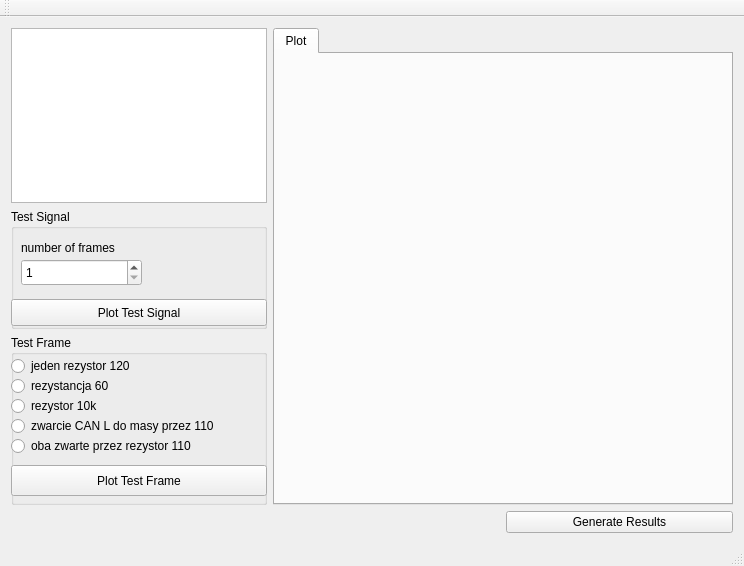
m-kalkowski/svm-multiclass-learner, file forms/mainwindow.ui: the form before one commit.
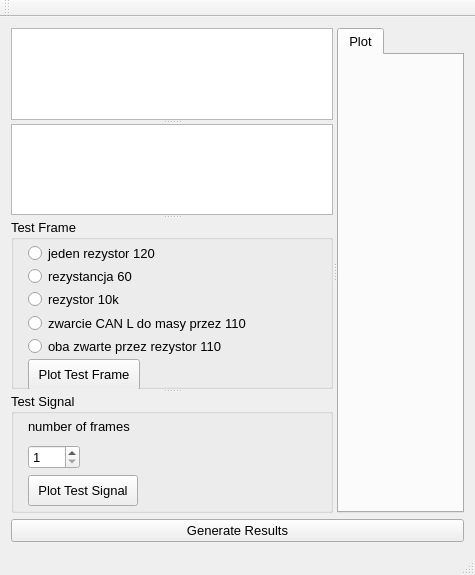
The form after the commit. Custom widgets are drawn as their Qt base class.

The edit to the form file:
```diff
--- a/forms/mainwindow.ui
+++ b/forms/mainwindow.ui
@@ -6,8 +6,8 @@
    <rect>
     <x>0</x>
     <y>0</y>
-    <width>744</width>
-    <height>566</height>
+    <width>475</width>
+    <height>575</height>
    </rect>
   </property>
   <property name="windowTitle">
@@ -15,90 +15,50 @@
   </property>
   <widget class="QWidget" name="centralWidget">
    <layout class="QGridLayout" name="gridLayout">
-    <item row="4" column="2">
-     <widget class="QPushButton" name="generateResultsButton">
-      <property name="text">
-       <string>Generate Results</string>
+    <item row="0" column="0">
+     <widget class="QSplitter" name="splitter_2">
+      <property name="orientation">
+       <enum>Qt::Horizontal</enum>
       </property>
-     </widget>
-    </item>
-    <item row="0" column="1" rowspan="3" colspan="2">
-     <widget class="QTabWidget" name="tabWidget">
-      <property name="currentIndex">
-       <number>0</number>
-      </property>
-      <widget class="QCustomPlot" name="plot">
-       <attribute name="title">
-        <string>Plot</string>
-       </attribute>
-      </widget>
-     </widget>
-    </item>
-    <item row="1" column="0">
-     <widget class="QGroupBox" name="groupBox">
+      <widget class="QSplitter" name="splitter">
       <property name="sizePolicy">
-       <sizepolicy hsizetype="Preferred" vsizetype="Expanding">
+        <sizepolicy hsizetype="Fixed" vsizetype="Expanding">
         <horstretch>0</horstretch>
         <verstretch>0</verstretch>
        </sizepolicy>
       </property>
-      <property name="minimumSize">
-       <size>
-        <width>0</width>
-        <height>120</height>
-       </size>
-      </property>
-      <property name="title">
-       <string>Test Signal</string>
-      </property>
-      <widget class="QSpinBox" name="numOfFrames">
-       <property name="geometry">
-        <rect>
-         <x>10</x>
-         <y>50</y>
-         <width>121</width>
-         <height>27</height>
-        </rect>
-       </property>
-       <property name="minimum">
-        <number>1</number>
-       </property>
-       <property name="maximum">
-        <number>100</number>
-       </property>
-      </widget>
-      <widget class="QLabel" name="label">
-       <property name="geometry">
-        <rect>
-         <x>10</x>
-         <y>30</y>
-         <width>131</width>
-         <height>17</height>
-        </rect>
-       </property>
-       <property name="text">
-        <string>number of frames</string>
-       </property>
-      </widget>
-      <widget class="QPushButton" name="plotSignalButton">
-       <property name="geometry">
-        <rect>
-         <x>0</x>
-         <y>90</y>
-         <width>256</width>
-         <height>27</height>
-        </rect>
-       </property>
-       <property name="text">
-        <string>Plot Test Signal</string>
-       </property>
-      </widget>
-     </widget>
-    </item>
-    <item row="2" column="0">
+       <property name="orientation">
+        <enum>Qt::Vertical</enum>
+       </property>
+       <widget class="QTreeView" name="features">
+        <property name="sizePolicy">
+         <sizepolicy hsizetype="Fixed" vsizetype="Expanding">
+          <horstretch>0</horstretch>
+          <verstretch>0</verstretch>
+         </sizepolicy>
+        </property>
+        <property name="font">
+         <font>
+          <pointsize>10</pointsize>
+         </font>
+        </property>
+       </widget>
+       <widget class="QTreeView" name="models">
+        <property name="sizePolicy">
+         <sizepolicy hsizetype="Fixed" vsizetype="Expanding">
+          <horstretch>0</horstretch>
+          <verstretch>0</verstretch>
+         </sizepolicy>
+        </property>
+        <property name="font">
+         <font>
+          <pointsize>10</pointsize>
+         </font>
+        </property>
+       </widget>
      <widget class="QGroupBox" name="randomSignal">
       <property name="sizePolicy">
-       <sizepolicy hsizetype="Preferred" vsizetype="Expanding">
+         <sizepolicy hsizetype="Fixed" vsizetype="Fixed">
         <horstretch>0</horstretch>
         <verstretch>0</verstretch>
        </sizepolicy>
@@ -109,6 +69,11 @@
         <height>170</height>
        </size>
       </property>
+        <property name="font">
+         <font>
+          <pointsize>10</pointsize>
+         </font>
+        </property>
       <property name="title">
        <string>Test Frame</string>
       </property>
@@ -121,10 +86,10 @@
       <widget class="QRadioButton" name="rb1">
        <property name="geometry">
         <rect>
-         <x>0</x>
-         <y>20</y>
-         <width>241</width>
-         <height>22</height>
+           <x>17</x>
+           <y>25</y>
+           <width>227</width>
+           <height>18</height>
         </rect>
        </property>
        <property name="text">
@@ -134,10 +99,10 @@
       <widget class="QRadioButton" name="rb2">
        <property name="geometry">
         <rect>
-         <x>0</x>
-         <y>40</y>
-         <width>221</width>
-         <height>22</height>
+           <x>17</x>
+           <y>49</y>
+           <width>227</width>
+           <height>17</height>
         </rect>
        </property>
        <property name="text">
@@ -147,10 +112,10 @@
       <widget class="QRadioButton" name="rb3">
        <property name="geometry">
         <rect>
-         <x>0</x>
-         <y>60</y>
-         <width>141</width>
-         <height>22</height>
+           <x>17</x>
+           <y>72</y>
+           <width>227</width>
+           <height>17</height>
         </rect>
        </property>
        <property name="text">
@@ -160,10 +125,10 @@
       <widget class="QRadioButton" name="rb4">
        <property name="geometry">
         <rect>
-         <x>0</x>
-         <y>80</y>
-         <width>251</width>
-         <height>22</height>
+           <x>17</x>
+           <y>95</y>
+           <width>227</width>
+           <height>18</height>
         </rect>
        </property>
        <property name="text">
@@ -173,10 +138,10 @@
       <widget class="QRadioButton" name="rb5">
        <property name="geometry">
         <rect>
-         <x>0</x>
-         <y>100</y>
-         <width>251</width>
-         <height>22</height>
+           <x>17</x>
+           <y>119</y>
+           <width>227</width>
+           <height>17</height>
         </rect>
        </property>
        <property name="text">
@@ -186,25 +151,139 @@
       <widget class="QPushButton" name="plotTestButton">
        <property name="geometry">
         <rect>
-         <x>0</x>
-         <y>130</y>
-         <width>256</width>
+           <x>17</x>
+           <y>140</y>
+           <width>112</width>
          <height>31</height>
         </rect>
        </property>
+         <property name="sizePolicy">
+          <sizepolicy hsizetype="Fixed" vsizetype="Fixed">
+           <horstretch>0</horstretch>
+           <verstretch>0</verstretch>
+          </sizepolicy>
+         </property>
        <property name="text">
         <string>Plot Test Frame</string>
        </property>
       </widget>
      </widget>
+       <widget class="QGroupBox" name="testSignal">
+        <property name="sizePolicy">
+         <sizepolicy hsizetype="Fixed" vsizetype="Fixed">
+          <horstretch>0</horstretch>
+          <verstretch>0</verstretch>
+         </sizepolicy>
+        </property>
+        <property name="minimumSize">
+         <size>
+          <width>0</width>
+          <height>120</height>
+         </size>
+        </property>
+        <property name="font">
+         <font>
+          <pointsize>10</pointsize>
+         </font>
+        </property>
+        <property name="title">
+         <string>Test Signal</string>
+        </property>
+        <widget class="QSpinBox" name="numOfFrames">
+         <property name="geometry">
+          <rect>
+           <x>17</x>
+           <y>52</y>
+           <width>52</width>
+           <height>24</height>
+          </rect>
+         </property>
+         <property name="minimum">
+          <number>1</number>
+         </property>
+         <property name="maximum">
+          <number>100</number>
+         </property>
+        </widget>
+        <widget class="QLabel" name="label">
+         <property name="geometry">
+          <rect>
+           <x>17</x>
+           <y>25</y>
+           <width>107</width>
+           <height>16</height>
+          </rect>
+         </property>
+         <property name="font">
+          <font>
+           <pointsize>10</pointsize>
+          </font>
+         </property>
+         <property name="text">
+          <string>number of frames</string>
+         </property>
+        </widget>
+        <widget class="QPushButton" name="plotSignalButton">
+         <property name="geometry">
+          <rect>
+           <x>17</x>
+           <y>82</y>
+           <width>110</width>
+           <height>31</height>
+          </rect>
+         </property>
+         <property name="sizePolicy">
+          <sizepolicy hsizetype="Fixed" vsizetype="Fixed">
+           <horstretch>0</horstretch>
+           <verstretch>0</verstretch>
+          </sizepolicy>
+         </property>
+         <property name="font">
+          <font>
+           <pointsize>10</pointsize>
+          </font>
+         </property>
+         <property name="text">
+          <string>Plot Test Signal</string>
+         </property>
+        </widget>
+       </widget>
+      </widget>
+      <widget class="QTabWidget" name="tabWidget">
+       <property name="sizePolicy">
+        <sizepolicy hsizetype="Expanding" vsizetype="Expanding">
+         <horstretch>0</horstretch>
+         <verstretch>0</verstretch>
+        </sizepolicy>
+       </property>
+       <property name="font">
+        <font>
+         <pointsize>10</pointsize>
+        </font>
+       </property>
+       <property name="styleSheet">
+        <string notr="true"/>
+       </property>
+       <property name="currentIndex">
+        <number>0</number>
+       </property>
+       <widget class="QCustomPlot" name="plot">
+        <attribute name="title">
+         <string>Plot</string>
+        </attribute>
+       </widget>
+      </widget>
+     </widget>
     </item>
-    <item row="0" column="0">
-     <widget class="QTreeView" name="features">
-      <property name="sizePolicy">
-       <sizepolicy hsizetype="Fixed" vsizetype="Expanding">
-        <horstretch>0</horstretch>
-        <verstretch>0</verstretch>
-       </sizepolicy>
+    <item row="1" column="0">
+     <widget class="QPushButton" name="generateResultsButton">
+      <property name="font">
+       <font>
+        <pointsize>10</pointsize>
+       </font>
+      </property>
+      <property name="text">
+       <string>Generate Results</string>
       </property>
      </widget>
     </item>
```
Left out of the diff: 6 changed lines with no effect on the pictures. Lines whose indentation alone changed are shown as unchanged.
